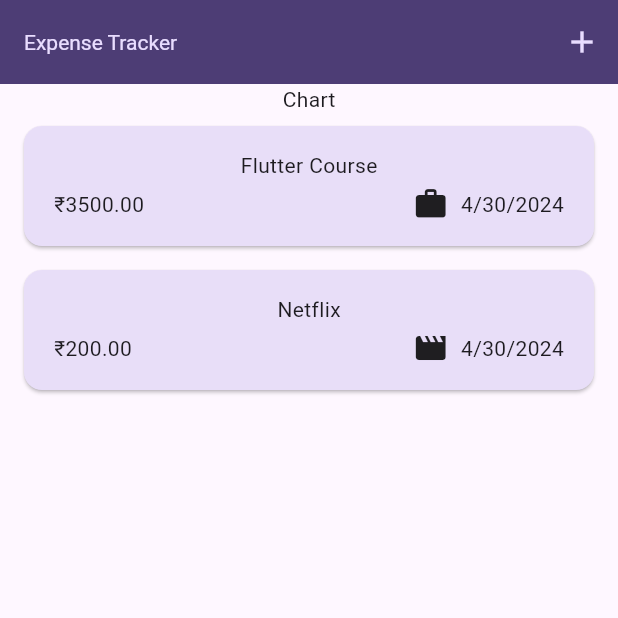
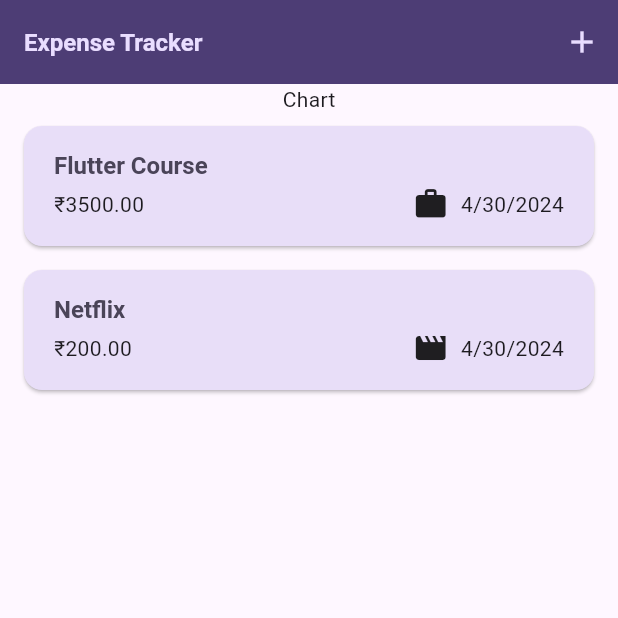
Before and after one commit to Slygoross/expense-tracker, a Flutter app: the screen it shows after launch, on a phone screen of 412 x 824 dp, the top half of it. Run offline on Flutter 3.47's test engine with Material 3 defaults, Android fonts, the phone set to English and light mode, and no system bars.

Commit message:
Video 126 - Using Theme data in widgets

```diff
--- a/lib/Widgets/expenses_list/expense_item.dart
+++ b/lib/Widgets/expenses_list/expense_item.dart
@@ -16,8 +16,14 @@ class ExpenseItem extends StatelessWidget {
           vertical: 16,
         ),
         child: Column(
+          crossAxisAlignment: CrossAxisAlignment.start,
           children: [
-            Text(expense.title),
+            Text(
+              expense.title,
+              style: Theme.of(context)
+                  .textTheme
+                  .titleLarge, // This line takes the theming from the main function which we set up earlier.
+            ),
             const SizedBox(height: 4),
             Row(
               children: [
--- a/lib/Widgets/expenses_list/expenses_list.dart
+++ b/lib/Widgets/expenses_list/expenses_list.dart
@@ -15,6 +15,11 @@ class ExpensesList extends StatelessWidget {
           .length, // Used to output no of items in list for belwo function to run that many times
       itemBuilder: (ctx, index) => Dismissible(
         key: ValueKey(expenses[index]),
+        background: Container(
+            color: Theme.of(context).colorScheme.error.withOpacity(0.75),
+            margin: EdgeInsets.symmetric(
+              horizontal: Theme.of(context).cardTheme.margin!.horizontal,
+            )),
         onDismissed: (direction) {
           onRemoveExpense(expenses[index]);
         },
--- a/lib/main.dart
+++ b/lib/main.dart
@@ -29,9 +29,9 @@ void main() {
         ),
         textTheme: ThemeData().textTheme.copyWith(
               titleLarge: TextStyle(
-                fontWeight: FontWeight.normal,
+                fontWeight: FontWeight.bold,
                 color: kColorScheme.onSecondaryContainer,
-                fontSize: 14,
+                fontSize: 16,
               ),
             ),
       ),
```
